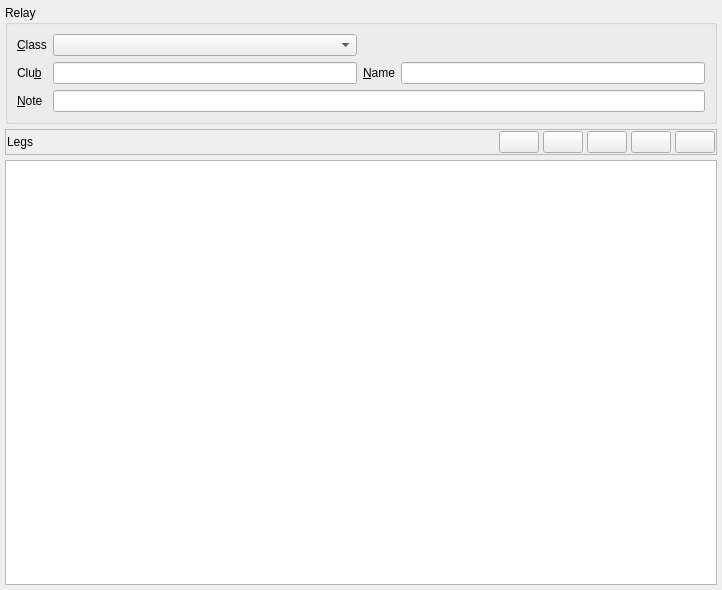
The window that quickevent/app/plugins/qml/Relays/src/relaywidget.ui (Quick-Event/quickbox) describes before a commit, drawn with Qt 5.
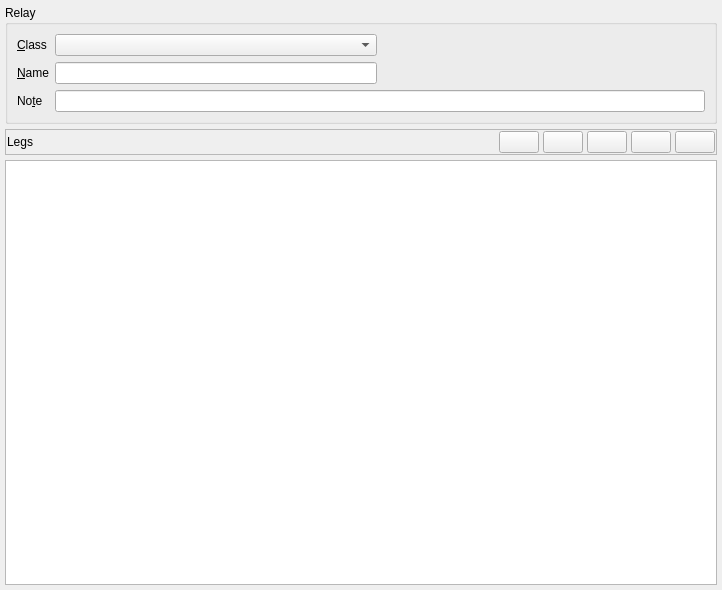
The same window after the commit. Icons and pictures are not drawn. Custom widgets are drawn as their Qt base class.

What changed in the file:
```diff
--- a/quickevent/app/plugins/qml/Relays/src/relaywidget.ui
+++ b/quickevent/app/plugins/qml/Relays/src/relaywidget.ui
@@ -34,22 +34,42 @@
      <property name="title">
       <string>Relay</string>
      </property>
-     <layout class="QGridLayout" name="gridLayout_2">
-      <item row="2" column="5">
-       <widget class="qf::qmlwidgets::LineEdit" name="lineEdit_6">
-        <property name="dataId" stdset="0">
-         <string notr="true">relays.name</string>
-        </property>
-       </widget>
-      </item>
-      <item row="1" column="3">
+     <layout class="QGridLayout" name="gridLayout">
+      <item row="0" column="1">
        <widget class="qf::qmlwidgets::ForeignKeyComboBox" name="cbxClass">
         <property name="dataId" stdset="0">
          <string notr="true">relays.classId</string>
         </property>
        </widget>
       </item>
+      <item row="1" column="0">
+       <widget class="QLabel" name="label_3">
+        <property name="text">
+         <string>&amp;Name</string>
+        </property>
+        <property name="buddy">
+         <cstring>lineEdit_6</cstring>
+        </property>
+       </widget>
+      </item>
       <item row="1" column="1">
+       <widget class="qf::qmlwidgets::LineEdit" name="lineEdit_6">
+        <property name="dataId" stdset="0">
+         <string notr="true">relays.name</string>
+        </property>
+       </widget>
+      </item>
+      <item row="2" column="0">
+       <widget class="QLabel" name="label_9">
+        <property name="text">
+         <string>No&amp;te</string>
+        </property>
+        <property name="buddy">
+         <cstring>lineEdit_8</cstring>
+        </property>
+       </widget>
+      </item>
+      <item row="0" column="0">
        <widget class="QLabel" name="label">
         <property name="text">
          <string>&amp;Class</string>
@@ -59,49 +79,25 @@
         </property>
        </widget>
       </item>
-      <item row="2" column="3">
-       <widget class="qf::qmlwidgets::LineEdit" name="lineEdit_2">
-        <property name="dataId" stdset="0">
-         <string notr="true">relays.club</string>
-        </property>
-       </widget>
-      </item>
-      <item row="3" column="3" colspan="3">
+      <item row="2" column="1" colspan="2">
        <widget class="qf::qmlwidgets::LineEdit" name="lineEdit_8">
         <property name="dataId" stdset="0">
          <string notr="true">relays.note</string>
         </property>
        </widget>
       </item>
-      <item row="3" column="1">
-       <widget class="QLabel" name="label_9">
-        <property name="text">
-         <string>&amp;Note</string>
+      <item row="1" column="2">
+       <spacer name="horizontalSpacer_2">
+        <property name="orientation">
+         <enum>Qt::Horizontal</enum>
         </property>
-        <property name="buddy">
-         <cstring>lineEdit_8</cstring>
+        <property name="sizeHint" stdset="0">
+         <size>
+          <width>40</width>
+          <height>20</height>
+         </size>
         </property>
-       </widget>
-      </item>
-      <item row="2" column="4">
-       <widget class="QLabel" name="label_3">
-        <property name="text">
-         <string>&amp;Name</string>
-        </property>
-        <property name="buddy">
-         <cstring>lineEdit_2</cstring>
-        </property>
-       </widget>
-      </item>
-      <item row="2" column="1">
-       <widget class="QLabel" name="label_7">
-        <property name="text">
-         <string>Clu&amp;b</string>
-        </property>
-        <property name="buddy">
-         <cstring>lineEdit_6</cstring>
-        </property>
-       </widget>
+       </spacer>
       </item>
      </layout>
     </widget>
```
Left out of the diff: 4 changed lines with no effect on the pictures.
